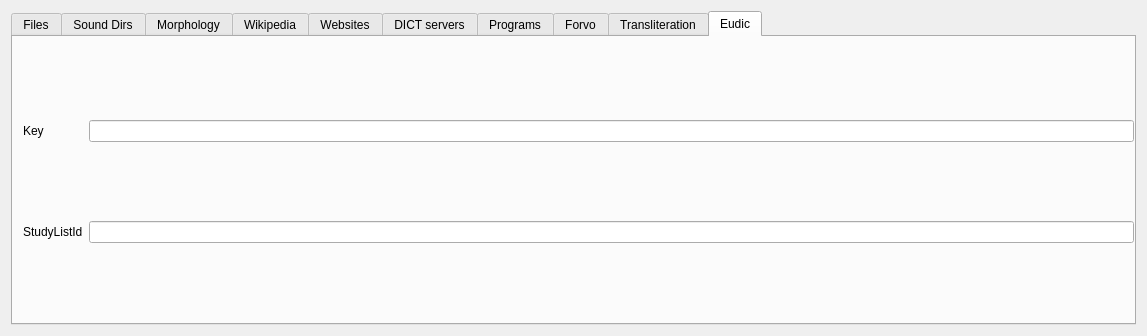
Old version of the form sources.ui in the repository chenyanming/goldendict.
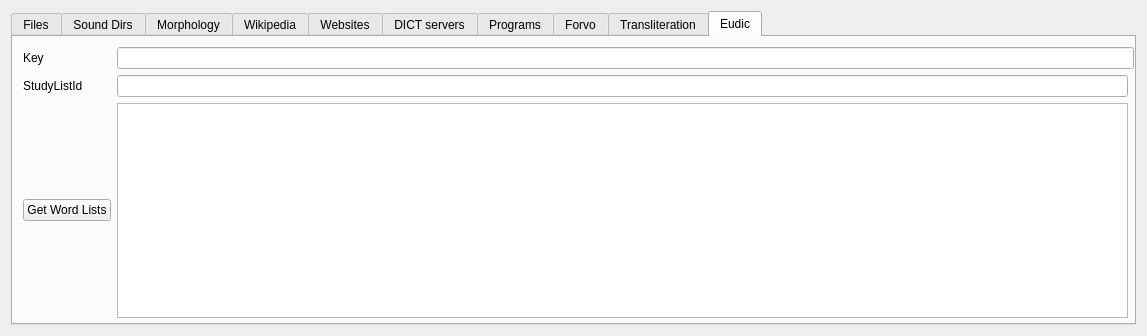
New version of the form. The open tabs and pages were chosen to show the change. Icons and pictures are not drawn.

Commit message: Add get word lists feature

```diff
--- a/sources.ui
+++ b/sources.ui
@@ -862,12 +862,6 @@
           </property>
          </widget>
         </item>
-        <item row="0" column="1">
-         <widget class="QLineEdit" name="eudicKey"/>
-        </item>
-        <item row="1" column="1">
-         <widget class="QLineEdit" name="eudicStudyListId"/>
-        </item>
         <item row="1" column="0">
          <widget class="QLabel" name="label_18">
           <property name="text">
@@ -875,6 +869,22 @@
           </property>
          </widget>
         </item>
+        <item row="0" column="1" colspan="2">
+         <widget class="QLineEdit" name="eudicKey"/>
+        </item>
+        <item row="1" column="1">
+         <widget class="QLineEdit" name="eudicStudyListId"/>
+        </item>
+        <item row="2" column="0">
+         <widget class="QPushButton" name="eudicStudyListButton">
+          <property name="text">
+           <string>Get Word Lists</string>
+          </property>
+         </widget>
+        </item>
+        <item row="2" column="1">
+         <widget class="QTextEdit" name="eudicStudyListTextEdit"/>
+        </item>
        </layout>
       </widget>
      </widget>
```
The commit also changes 2 other files.
